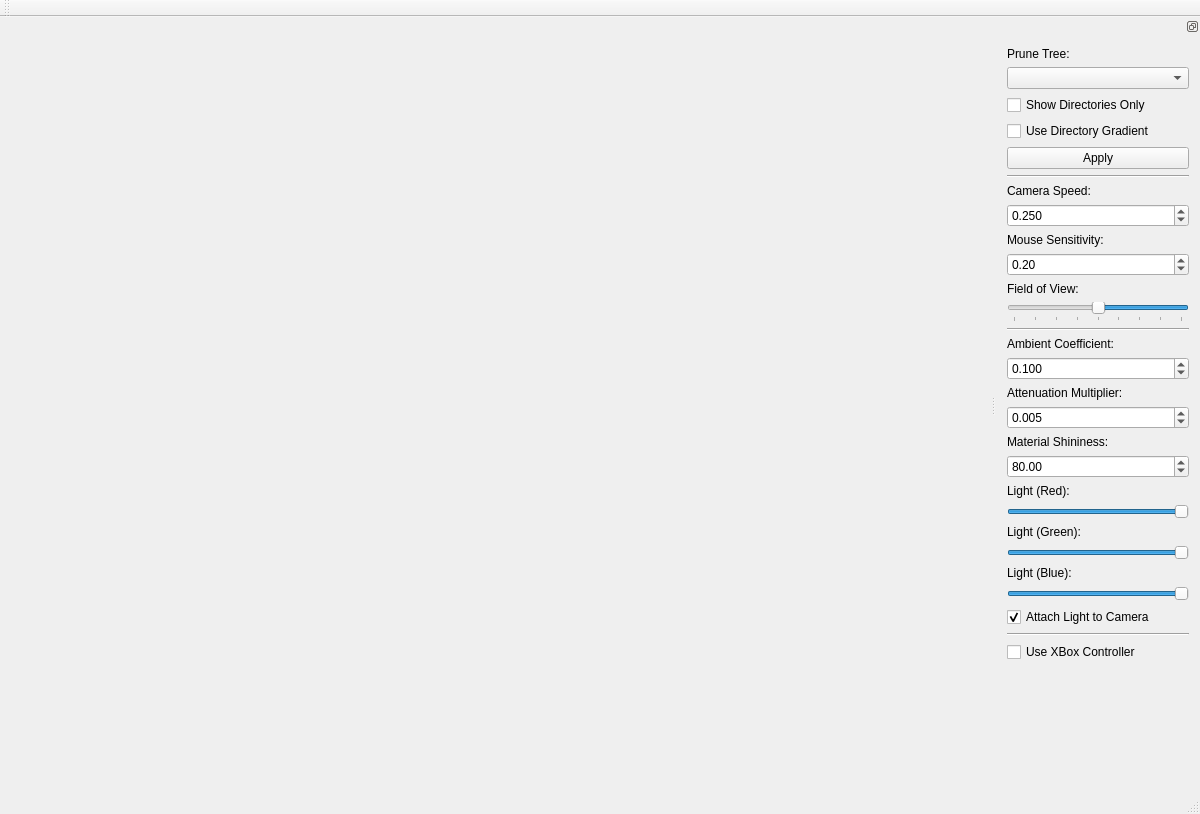
Before: the Qt Designer form source/mainwindow.ui in TimSevereijns/D-Viz, drawn with Qt 5.
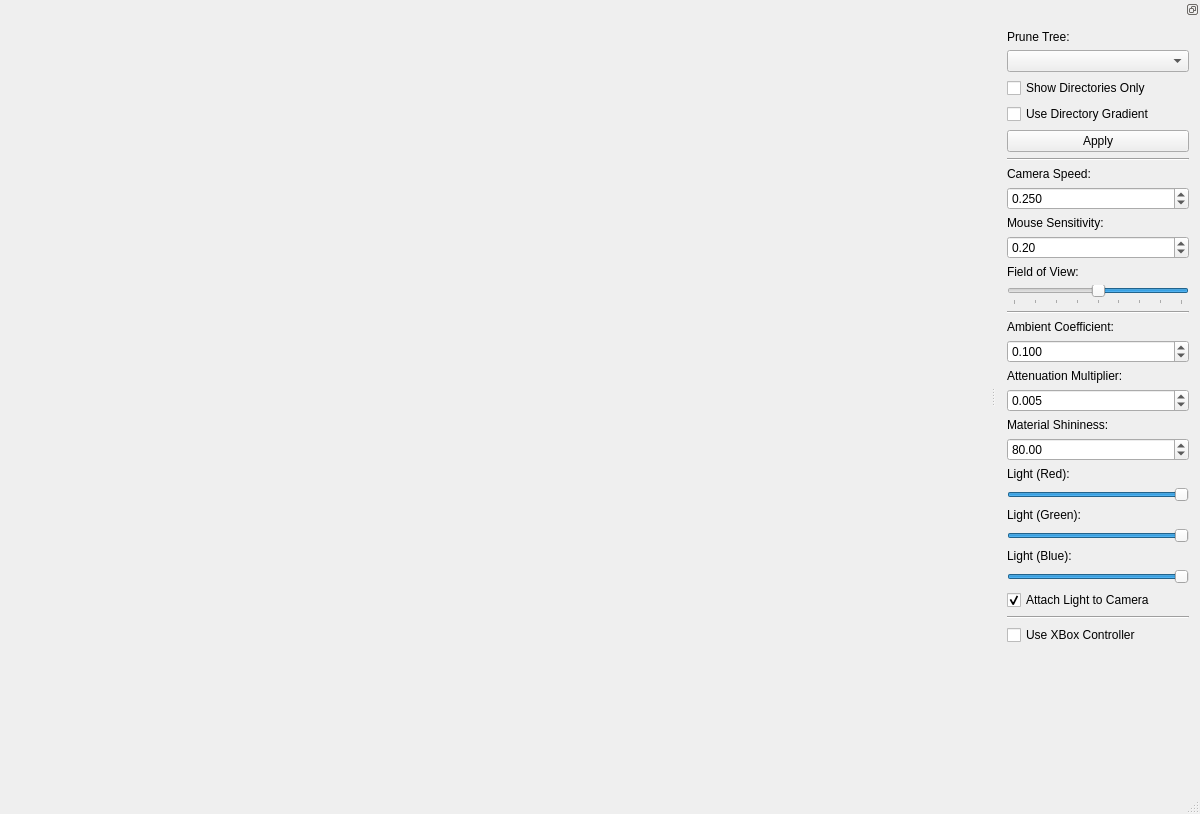
After: the same form once the commit is applied.

Commit message:
Removed Unused Toolbar
- The toolbar at the very top, which wasn't being used, is now gone.

Diff of the .ui file:
```diff
--- a/source/mainwindow.ui
+++ b/source/mainwindow.ui
@@ -55,16 +55,11 @@
     </rect>
    </property>
   </widget>
-  <widget class="QToolBar" name="mainToolBar">
-   <attribute name="toolBarArea">
-    <enum>TopToolBarArea</enum>
-   </attribute>
-   <attribute name="toolBarBreak">
-    <bool>false</bool>
-   </attribute>
-  </widget>
   <widget class="QStatusBar" name="statusBar"/>
   <widget class="QDockWidget" name="dockWidget">
+   <property name="enabled">
+    <bool>true</bool>
+   </property>
    <property name="minimumSize">
     <size>
      <width>204</width>
```
Left out of the diff: 2 changed lines with no effect on the pictures.
